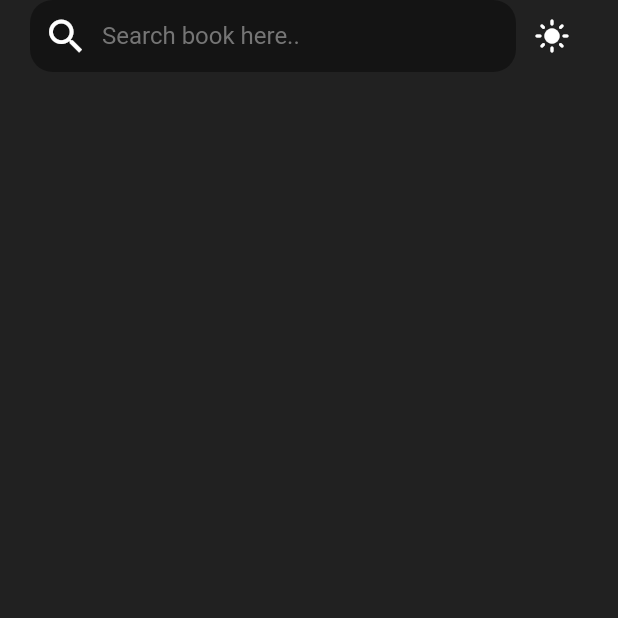
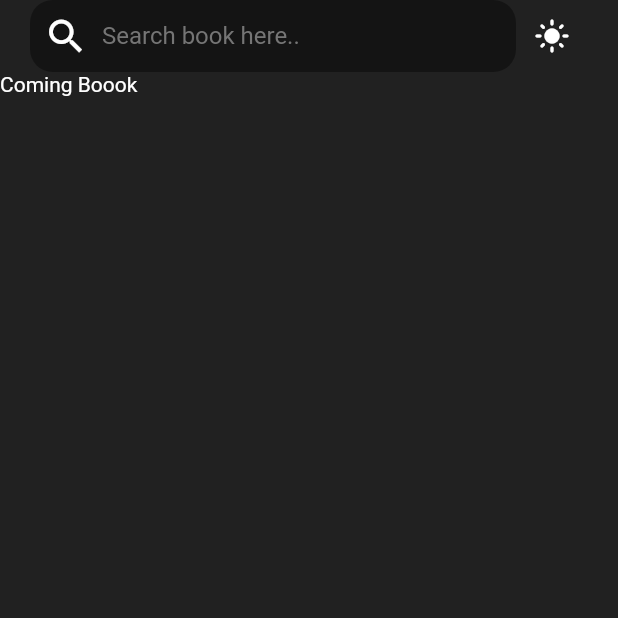
Before and after one commit to gulsenkeskin/book-app, a Flutter app: the screen it shows after launch, on a phone screen of 412 x 824 dp, the top half of it. Run offline on Flutter 3.47's test engine with Material 2 defaults, Android fonts, the phone set to English and light mode, and no system bars; generated files the repository leaves out were written again.

Commit message:
Update home.dart

```diff
--- a/lib/src/page/home/home.dart
+++ b/lib/src/page/home/home.dart
@@ -1,3 +1,4 @@
+import 'package:book_app/src/page/home/widget/coming_book.dart';
 import 'package:book_app/src/page/home/widget/custom_app_bar.dart';
 import 'package:book_app/src/settings/settings_controller.dart';
 import 'package:flutter/material.dart';
@@ -11,7 +12,10 @@ class HomePage extends StatelessWidget {
   Widget build(BuildContext context) {
     return Scaffold(
       body: ListView(
-        children: [CustomAppBar(settingsController: settingsController)],
+        children: [
+          CustomAppBar(settingsController: settingsController),
+          ComingBook()
+        ],
       ),
     );
   }
```
